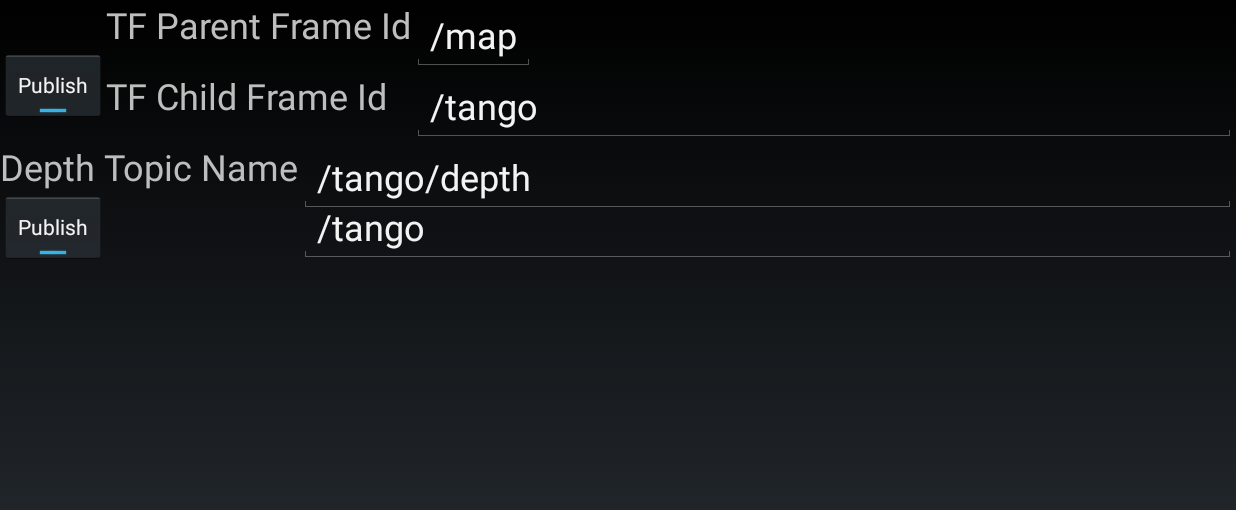
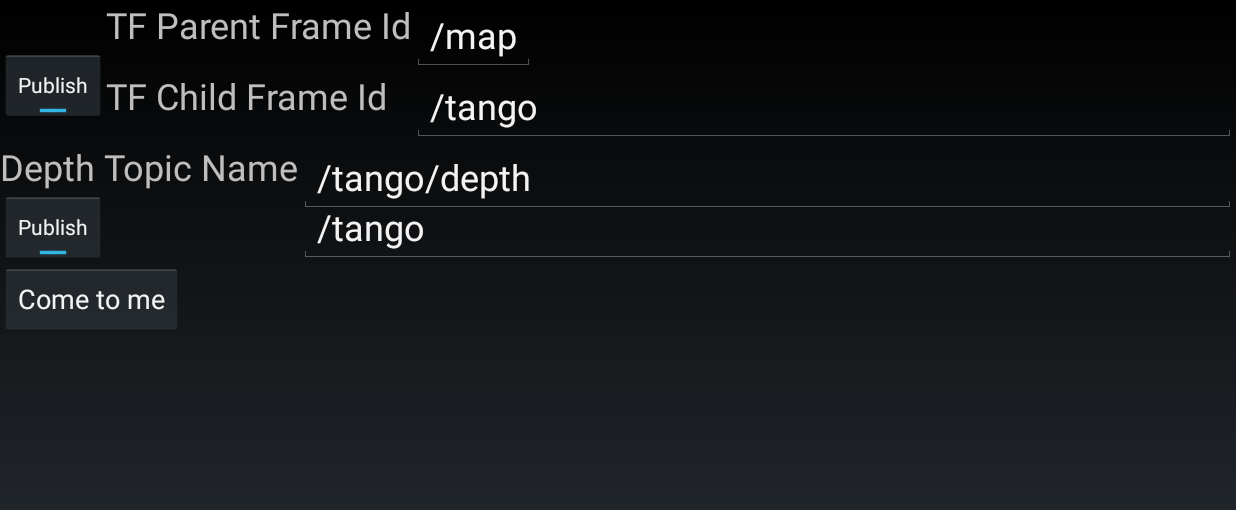
Before and after one commit to uml-robotics/ros_tango_native_stream, an Android app: the screen it shows after launch (PeanutStream), on a phone screen of 824 x 412 dp (held sideways). Shown: the top 510 px of the screen. Run offline under Robolectric (Android 15) with nearby library versions, the phone set to English and light mode, and no system bars; libraries missing offline, so code that uses them is left out: org.jboss.netty, org.ros.address, org.ros.android, org.ros.exception, org.ros.message and 2 more; 9 statements that could not run were skipped.

Commit message:
Added a come-to-me button that publishes the current position as a poseStamped to move_base

```diff
--- a/tango_root/peanut_stream/src/main/java/edu/uml/tango/tango_root/peanut_stream/PeanutStream.java
+++ b/tango_root/peanut_stream/src/main/java/edu/uml/tango/tango_root/peanut_stream/PeanutStream.java
@@ -36,6 +36,7 @@ import android.view.MotionEvent;
 import android.view.View;
 import android.view.Window;
 import android.view.WindowManager;
+import android.widget.Button;
 import android.widget.CompoundButton;
 import android.widget.EditText;
 import android.widget.ToggleButton;
@@ -129,6 +130,14 @@ public class PeanutStream extends RosFragmentActivity {
         });
         tb1.setChecked(true);
         tb2.setChecked(true);
+
+        Button b = (Button) findViewById(R.id.gotoButton);
+        b.setOnClickListener(new View.OnClickListener() {
+            @Override
+            public void onClick(View v) {
+                posePub.publishCurrent();
+            }
+        });
     }
 
     @Override
--- a/tango_root/peanut_stream/src/main/java/edu/uml/tango/tango_root/peanut_stream/PositionPublisher.java
+++ b/tango_root/peanut_stream/src/main/java/edu/uml/tango/tango_root/peanut_stream/PositionPublisher.java
@@ -36,6 +36,7 @@ import org.ros.node.NodeMain;
 import org.ros.node.topic.Publisher;
 
 import edu.uml.TangoAPI;
+import geometry_msgs.PoseStamped;
 import geometry_msgs.TransformStamped;
 import nav_msgs.Odometry;
 import tf2_msgs.TFMessage;
@@ -45,23 +46,26 @@ public class PositionPublisher implements TangoAPI.VIOReceiver,NodeMain {
     ConnectedNode connectedNode;
     private Publisher<TFMessage> tfMessagePublisher;
     private Publisher<Odometry> odometryPublisher;
+    private Publisher<PoseStamped> poseStampedPublisher;
 
     private TFMessage mTFMessage;
     private String frameId, parentId;
     private boolean okPublish = true;
 
     private Odometry mOdom;
+    private PoseStamped mPoseStamped;
+    private Boolean sendGoal = false;
 
     @Override
     public void VIOCallback(float x, float y, float z, float ox, float oy, float oz, float ow) {
         if(tfMessagePublisher != null && odometryPublisher != null && mOdom != null && okPublish) {
             mOdom.getHeader().setFrameId(parentId);
             mOdom.getHeader().setStamp(connectedNode.getCurrentTime());
-            mOdom.getHeader().setSeq(mOdom.getHeader().getSeq()+1);
-            mOdom.getPose().getPose().getOrientation().setX(-oz/ow); //transpositions gleaned from OLogic. see NOTICE
-            mOdom.getPose().getPose().getOrientation().setY(ox/ow);  //normalization = not
-            mOdom.getPose().getPose().getOrientation().setZ(-oy/ow);
-            mOdom.getPose().getPose().getOrientation().setW(ow/ow);
+            mOdom.getHeader().setSeq(mOdom.getHeader().getSeq() + 1);
+            mOdom.getPose().getPose().getOrientation().setX(-oz / ow); //transpositions gleaned from OLogic. see NOTICE
+            mOdom.getPose().getPose().getOrientation().setY(ox / ow);  //normalization = not
+            mOdom.getPose().getPose().getOrientation().setZ(-oy / ow);
+            mOdom.getPose().getPose().getOrientation().setW(ow / ow);
             mOdom.getPose().getPose().getPosition().setX(z);
             mOdom.getPose().getPose().getPosition().setY(-x);
             mOdom.getPose().getPose().getPosition().setZ(y);
@@ -76,6 +80,13 @@ public class PositionPublisher implements TangoAPI.VIOReceiver,NodeMain {
 
             tfMessagePublisher.publish(mTFMessage);
             odometryPublisher.publish(mOdom);
+            if(sendGoal) {
+                sendGoal = false;
+                mPoseStamped.getPose().setPosition(mOdom.getPose().getPose().getPosition());
+                mPoseStamped.getPose().getPosition().setZ(0);
+                mPoseStamped.getPose().setOrientation(mOdom.getPose().getPose().getOrientation());
+                poseStampedPublisher.publish(mPoseStamped);
+            }
         }
     }
 
@@ -90,6 +101,10 @@ public class PositionPublisher implements TangoAPI.VIOReceiver,NodeMain {
         this.okPublish = okPublish;
     }
 
+    public void publishCurrent() {
+        sendGoal = true;
+    }
+
     @Override
     public GraphName getDefaultNodeName() {
         return GraphName.of("peanut/position_publisher");
@@ -100,8 +115,9 @@ public class PositionPublisher implements TangoAPI.VIOReceiver,NodeMain {
         this.connectedNode = connectedNode;
         tfMessagePublisher = connectedNode.newPublisher("/tf", TFMessage._TYPE);
         odometryPublisher = connectedNode.newPublisher("/odom", Odometry._TYPE);
+        poseStampedPublisher = connectedNode.newPublisher("/move_base_simple/goal",PoseStamped._TYPE);
 
-        while (mTFMessage == null || mTFMessage.getTransforms().size() == 0 || mOdom == null)
+        while (mTFMessage == null || mTFMessage.getTransforms().size() == 0 || mOdom == null || mPoseStamped == null)
             try {
                 if (mTFMessage == null)
                     mTFMessage = connectedNode.getTopicMessageFactory().newFromType(TFMessage._TYPE);
@@ -109,6 +125,8 @@ public class PositionPublisher implements TangoAPI.VIOReceiver,NodeMain {
                     mTFMessage.getTransforms().add((TransformStamped) connectedNode.getTopicMessageFactory().newFromType(TransformStamped._TYPE));
                 if (mOdom == null)
                     mOdom = connectedNode.getTopicMessageFactory().newFromType(Odometry._TYPE);
+                if(mPoseStamped == null)
+                    mPoseStamped = connectedNode.getTopicMessageFactory().newFromType(PoseStamped._TYPE);
             } catch (Exception ex) {
                 Log.e("PositionPublisher", "Exception while initializing", ex);
             }
--- a/tango_root/peanut_stream/src/main/res/layout/main.xml
+++ b/tango_root/peanut_stream/src/main/res/layout/main.xml
@@ -140,5 +140,17 @@
                 android:layout_below="@+id/depthTextView"
                 android:layout_alignParentStart="true" />
         </RelativeLayout>
+        <RelativeLayout
+            android:layout_width="fill_parent"
+            android:layout_height="wrap_content">
+            <Button
+                android:layout_width="wrap_content"
+                android:layout_height="wrap_content"
+                android:text="@string/button_name"
+                android:id="@+id/gotoButton"
+                ></Button>
+
+            </RelativeLayout>
+
     </LinearLayout>
 </RelativeLayout>
--- a/tango_root/peanut_stream/src/main/res/values/strings.xml
+++ b/tango_root/peanut_stream/src/main/res/values/strings.xml
@@ -5,5 +5,7 @@
     <string name="depth_frame_id">/tango</string>
     <string name="parent_id">/map</string>
     <string name="depth_topic">/tango/depth</string>
+    <string name="button_name">Come to me</string>
+    <string name="goal_topic">/move_base_simple/goal</string>
 
 </resources>
```
